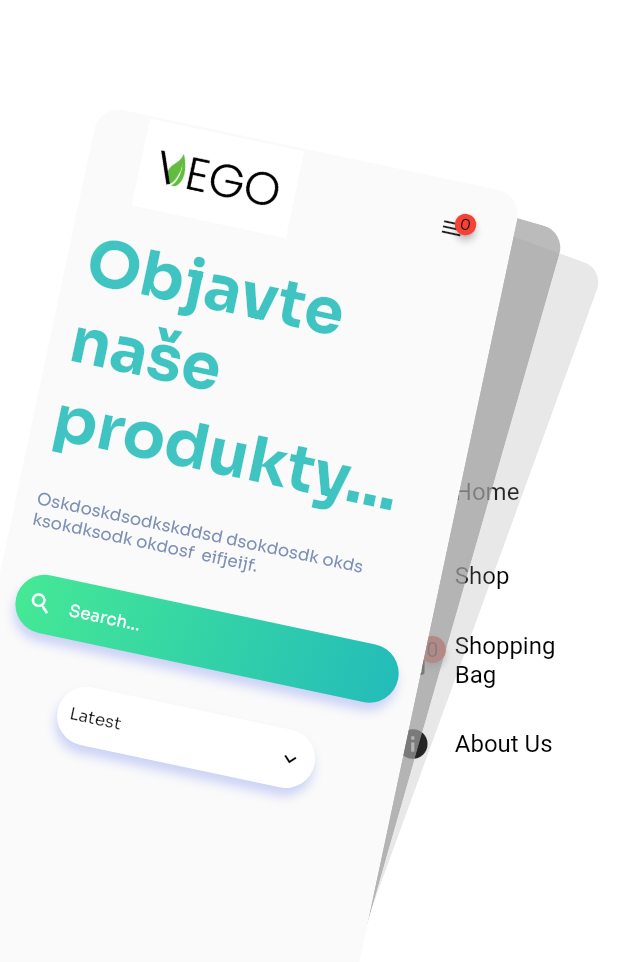
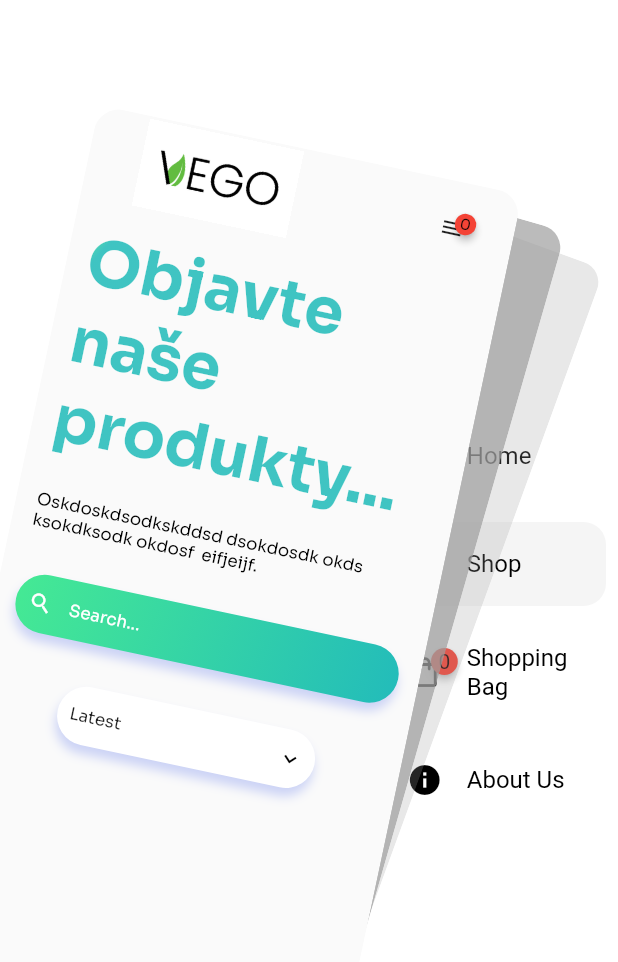
Before and after one commit to Jaredeco/Flutter-Web-Store-InProgess, a Flutter app: the ShopPage screen opened by its route, after a tap on an icon or button, on a phone screen of 412 x 824 dp. Shown: the top 962 px of the screen. Run offline on Flutter 3.47's test engine with Material 2 defaults, Android fonts, the light colour scheme and no system bars; drawn by our look-alikes of badges, flutter_zoom_drawer; our stand-ins replace awesome_dialog, cloud_firestore, firebase_core, firebase_storage, fluro, font_awesome_flutter and 5 more; missing offline and left inert: opscroll_web; accounts and stored records are empty.

Commit message:
Added updated files

```diff
--- a/lib/screens/helper/menu_page.dart
+++ b/lib/screens/helper/menu_page.dart
@@ -41,28 +41,43 @@ class MenuPage extends StatelessWidget {
 
   Widget menuItem(
       BuildContext context, IconData icon, String title, String route) {
-    return ListTile(
+    return Padding(
+      padding: const EdgeInsets.all(8.0),
+      child: Container(
+        width: 300,
+        child: ListTile(
+          shape: RoundedRectangleBorder(
+            borderRadius: BorderRadius.circular(15.0),
+          ),
           selected: ModalRoute.of(context)!.settings.name == route,
           minLeadingWidth: 20,
+          selectedTileColor: Colors.grey[100],
           leading: icon == Icons.shopping_bag
               ? Badge(
                   badgeContent: GetX<BagController>(
-                builder: (_) => Text(bagController.products.length.toString()),
+                    builder: (_) =>
+                        Text(bagController.products.length.toString()),
                   ),
                   child: const Icon(
-                Icons.shopping_bag_outlined, color: Colors.black,
+                    Icons.shopping_bag_outlined,
+                    color: Colors.black,
                   ),
                 )
               : Icon(
                   icon,
                   color: Colors.black,
                 ),
-      title: CustomText(text: title, color: Colors.black,),
+          title: CustomText(
+            text: title,
+            color: Colors.black,
+          ),
           onTap: () async {
             await Future(drawerController.toggle! as dynamic).then((value) {
               Navigator.of(context).pushNamed(route);
             });
           },
+        ),
+      ),
     );
   }
 }
--- a/lib/screens/main/shop_page.dart
+++ b/lib/screens/main/shop_page.dart
@@ -146,7 +146,7 @@ class _ShopPageState extends State<ShopPage> with TickerProviderStateMixin {
                     text:
                         "Oskdoskdsodkskddsd dsokdosdk okds ksokdksodk okdosf  eifjeijf.",
                     size: 16,
-                    color: Color(0xFF7C8FB5),
+                    color: Colors.black,
                   ),
                 ),
                 const SizedBox(
```
Lines whose indentation alone changed are shown as unchanged.
